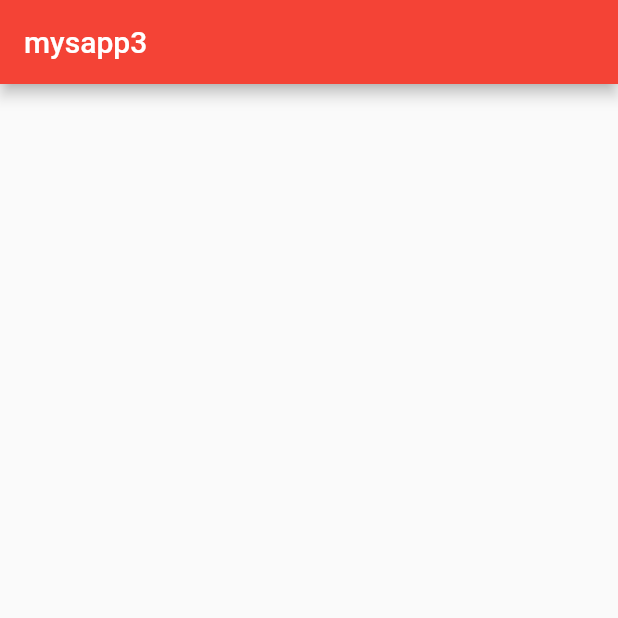
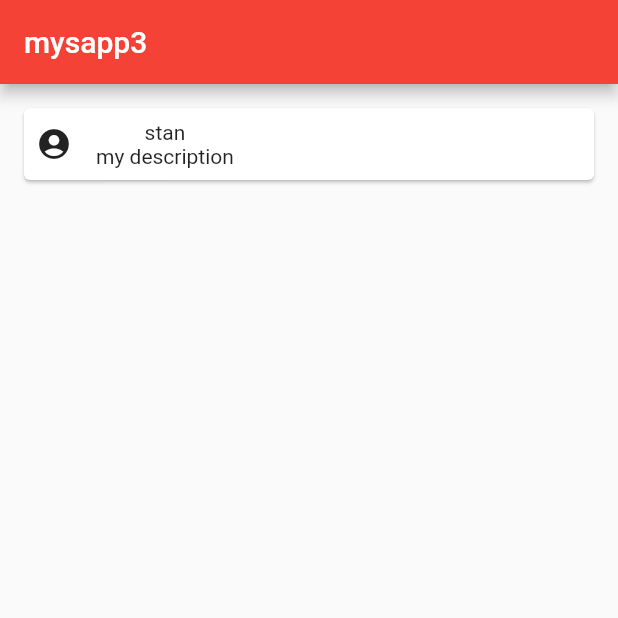
Before and after one commit to Stan15/HTN-Project, a Flutter app: the screen it shows after launch, on a phone screen of 412 x 824 dp, the top half of it. Run offline on Flutter 3.47's test engine with Material 2 defaults, Android fonts, the phone set to English and light mode, and no system bars.

Commit message:
fixed stuff

```diff
--- a/htn_app/lib/main.dart
+++ b/htn_app/lib/main.dart
@@ -19,7 +19,7 @@ class _MyAppState extends State<MyApp> {
   ];
 
 
-  Widget userPreview(user) {
+  Widget userCard(user) {
     return Card(
       margin: EdgeInsets.all(16),
       child: Row(
@@ -61,9 +61,8 @@ class _MyAppState extends State<MyApp> {
           child: Container(
             child: Center(
               child: Column(
-                children: [
-
-                ],
+                children: users.map((user) => userCard(user)
+                ).toList(),
               ),
             ),
           ),
```
